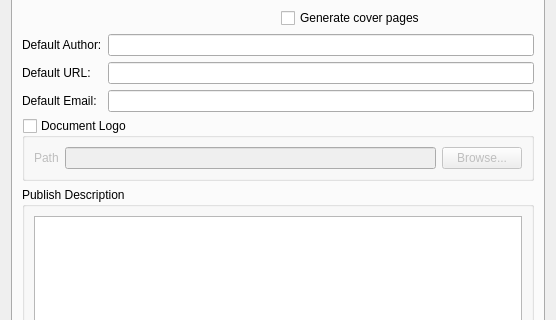
trevorsandy/lpub3d-ci, file mainApp/preferences.ui: the form before one commit; both pictures show x 0 to 556 and y 134 to 454 of the 556 by 682 pixel window.
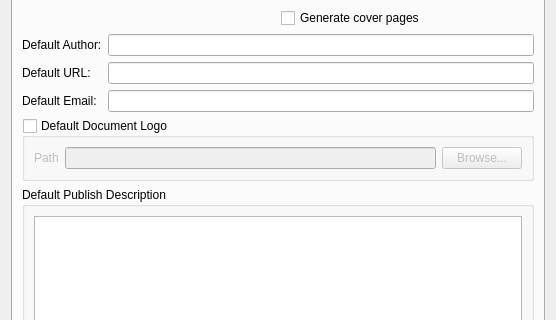
The form after the commit. The open tabs and pages were chosen to show the change.

Commit message: LPub3D plug, logo and other auto text features #594

What changed in the file:
```diff
--- a/mainApp/preferences.ui
+++ b/mainApp/preferences.ui
@@ -1895,7 +1895,7 @@
           <string>This directory contains the document logo</string>
          </property>
          <property name="title">
-          <string>Document Logo</string>
+          <string>Default Document Logo</string>
          </property>
          <property name="checkable">
           <bool>true</bool>
@@ -1946,7 +1946,7 @@
           </sizepolicy>
          </property>
          <property name="title">
-          <string>Publish Description</string>
+          <string>Default Publish Description</string>
          </property>
          <layout class="QVBoxLayout" name="verticalLayout_5">
           <item>
```
The commit also changes 10 other files.
